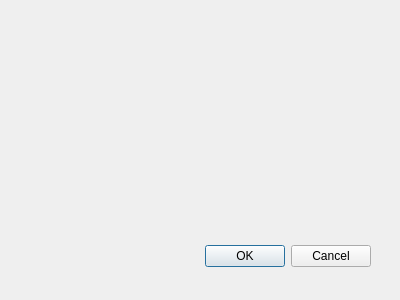
Old version of the form Course-Paper/dialogs/addbook.ui in the repository Zulcom/Course-Paper.
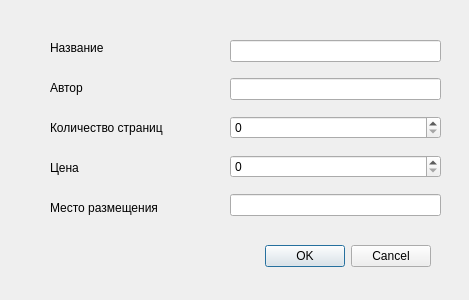
New version of the form.

The edit to the form file:
```diff
--- a/Course-Paper/dialogs/addbook.ui
+++ b/Course-Paper/dialogs/addbook.ui
@@ -8,7 +8,7 @@
    <rect>
     <x>0</x>
     <y>0</y>
-    <width>400</width>
+    <width>469</width>
     <height>300</height>
    </rect>
   </property>
@@ -20,7 +20,7 @@
     <rect>
      <x>30</x>
      <y>240</y>
-     <width>341</width>
+     <width>401</width>
      <height>32</height>
     </rect>
    </property>
@@ -31,6 +31,106 @@
     <set>QDialogButtonBox::Cancel|QDialogButtonBox::Ok</set>
    </property>
   </widget>
+  <widget class="QLabel" name="titleLabel">
+   <property name="geometry">
+    <rect>
+     <x>50</x>
+     <y>40</y>
+     <width>161</width>
+     <height>16</height>
+    </rect>
+   </property>
+   <property name="text">
+    <string>Название</string>
+   </property>
+  </widget>
+  <widget class="QLabel" name="authorLabel">
+   <property name="geometry">
+    <rect>
+     <x>50</x>
+     <y>80</y>
+     <width>161</width>
+     <height>16</height>
+    </rect>
+   </property>
+   <property name="text">
+    <string>Автор</string>
+   </property>
+  </widget>
+  <widget class="QLabel" name="pagecountLabel">
+   <property name="geometry">
+    <rect>
+     <x>50</x>
+     <y>120</y>
+     <width>161</width>
+     <height>16</height>
+    </rect>
+   </property>
+   <property name="text">
+    <string>Количество страниц</string>
+   </property>
+  </widget>
+  <widget class="QLabel" name="priceLabel">
+   <property name="geometry">
+    <rect>
+     <x>50</x>
+     <y>160</y>
+     <width>161</width>
+     <height>16</height>
+    </rect>
+   </property>
+   <property name="text">
+    <string>Цена</string>
+   </property>
+  </widget>
+  <widget class="QLabel" name="dateLabel">
+   <property name="geometry">
+    <rect>
+     <x>50</x>
+     <y>200</y>
+     <width>161</width>
+     <height>16</height>
+    </rect>
+   </property>
+   <property name="text">
+    <string>Место размещения</string>
+   </property>
+  </widget>
+  <widget class="QWidget" name="">
+   <property name="geometry">
+    <rect>
+     <x>230</x>
+     <y>30</y>
+     <width>211</width>
+     <height>201</height>
+    </rect>
+   </property>
+   <layout class="QVBoxLayout" name="form">
+    <item>
+     <widget class="QLineEdit" name="title"/>
+    </item>
+    <item>
+     <widget class="QLineEdit" name="author"/>
+    </item>
+    <item>
+     <widget class="QSpinBox" name="pagecount">
+      <property name="maximum">
+       <number>999999</number>
+      </property>
+     </widget>
+    </item>
+    <item>
+     <widget class="QSpinBox" name="price">
+      <property name="maximum">
+       <number>99999999</number>
+      </property>
+     </widget>
+    </item>
+    <item>
+     <widget class="QLineEdit" name="date"/>
+    </item>
+   </layout>
+  </widget>
  </widget>
  <pixmapfunction/>
  <resources/>
```
Left out of the diff: 37 changed lines with no effect on the pictures.
